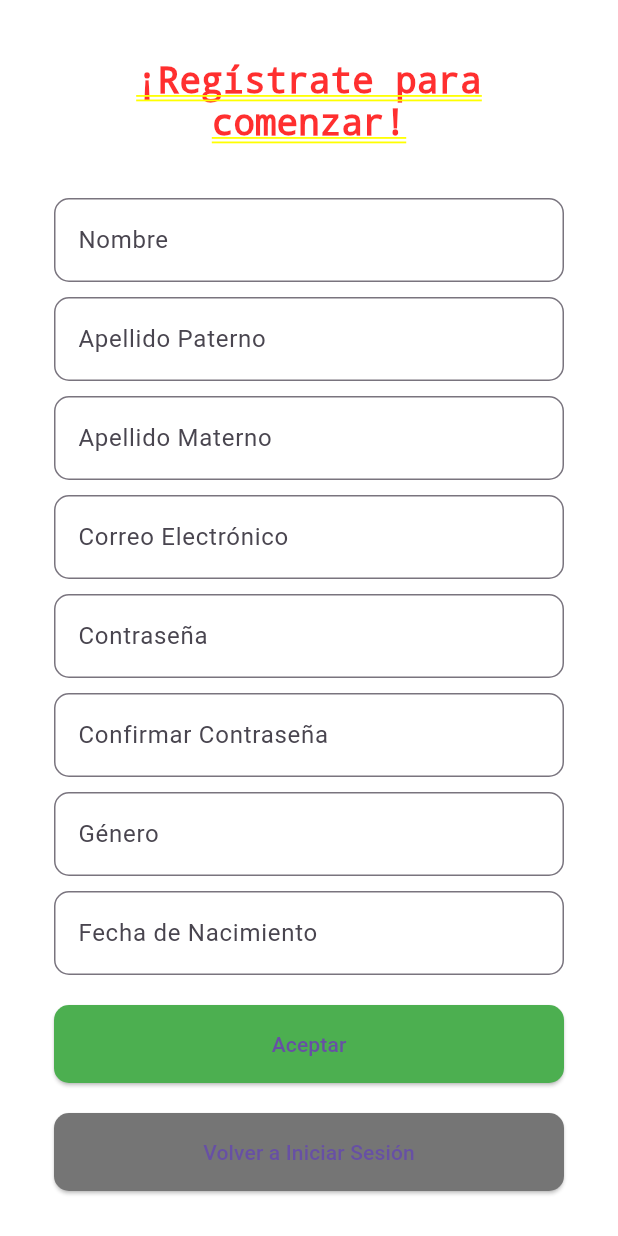
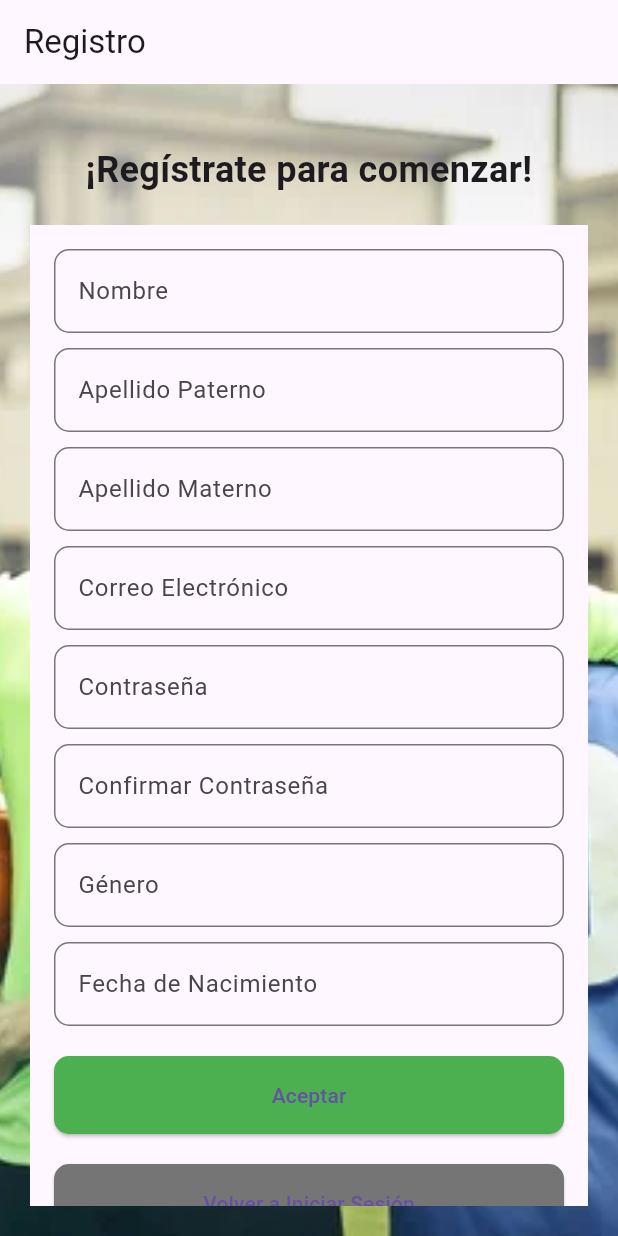
Before and after one commit to AdriD-12/Proyecto_Moviles-P2024, a Flutter app: the screen it shows after launch, after a tap on "¿Eres nuevo? ¡Regístrate aquí!", on a phone screen of 412 x 824 dp. Run offline on Flutter 3.47's test engine with Material 3 defaults, Android fonts, the phone set to English and light mode, and no system bars; our stand-ins replace fl_chart, flutter_dotenv, shared_preferences; network calls fail.

Commit message:
Refactor finished

```diff
--- a/lib/src/components/declaration_component.dart
+++ b/lib/src/components/declaration_component.dart
@@ -1,5 +1,5 @@
 import 'package:flutter/material.dart';
-import 'package:proyecto/src/components/register_component.dart';
+import 'package:proyecto/src/pages/register.dart';
 
 class DeclarationComponent extends StatelessWidget {
   @override
@@ -41,8 +41,7 @@ class DeclarationComponent extends StatelessWidget {
                   // Navegar a la p�gina de registro
                   Navigator.push(
                     context,
-                    MaterialPageRoute(
-                        builder: (context) => RegisterComponent()),
+                    MaterialPageRoute(builder: (context) => RegisterPage()),
                   );
                 },
                 child: Text('Aceptar'),
--- a/lib/src/components/lateral_menu_component.dart
+++ b/lib/src/components/drawer_row.dart
@@ -1,10 +1,9 @@
 import 'package:flutter/material.dart';
 
-class LateralMenuComponent extends StatelessWidget {
+class DrawerRow extends StatelessWidget {
   final String placeholder;
   final VoidCallback onTap; // Define un VoidCallback onTap
-  const LateralMenuComponent(
-      {Key? key, required this.placeholder, required this.onTap})
+  const DrawerRow({Key? key, required this.placeholder, required this.onTap})
       : super(key: key);
   @override
   Widget build(BuildContext context) {
--- a/lib/src/components/login_component.dart
+++ b/lib/src/components/login_component.dart
@@ -1,9 +1,9 @@
 import 'dart:convert';
 import 'package:flutter/material.dart';
 import 'package:http/http.dart' as http;
-import 'package:proyecto/src/components/dashboard_component.dart';
-import 'package:proyecto/src/components/register_component.dart';
+import 'package:proyecto/src/pages/dashboard.dart';
 import 'package:proyecto/src/pages/declaration.dart';
+import 'package:proyecto/src/pages/register.dart';
 import 'package:shared_preferences/shared_preferences.dart';
 import 'package:flutter_dotenv/flutter_dotenv.dart';
 
@@ -103,8 +103,7 @@ class LoginComponent extends StatelessWidget {
                 onPressed: () {
                   Navigator.push(
                     context,
-                    MaterialPageRoute(
-                        builder: (context) => RegisterComponent()),
+                    MaterialPageRoute(builder: (context) => RegisterPage()),
                   );
                 },
                 child: Text(
@@ -152,7 +151,7 @@ class LoginComponent extends StatelessWidget {
         Navigator.push(
           context,
           MaterialPageRoute(
-            builder: (context) => DashboardComponent(title: 'HOME'),
+            builder: (context) => DashboardPage(),
           ),
         );
       } else if (response.statusCode == 400) {
--- a/lib/src/components/register_component.dart
+++ b/lib/src/components/register_component.dart
@@ -1,10 +1,32 @@
 import 'package:flutter/material.dart';
-import 'package:proyecto/src/components/login_component.dart';
 import 'package:proyecto/src/pages/declaration.dart';
+import 'package:proyecto/src/pages/login.dart';
 
 class RegisterComponent extends StatelessWidget {
   @override
   Widget build(BuildContext context) {
+    return Scaffold(
+      body: Stack(
+        children: [
+          _buildBackground(),
+          _buildContent(context),
+        ],
+      ),
+    );
+  }
+
+  Widget _buildBackground() {
+    return Container(
+      decoration: BoxDecoration(
+        image: DecorationImage(
+          image: AssetImage('resources/fondo.png'),
+          fit: BoxFit.cover,
+        ),
+      ),
+    );
+  }
+
+  Widget _buildContent(BuildContext context) {
     return Padding(
       padding: EdgeInsets.all(20.0),
       child: Column(
@@ -50,7 +72,7 @@ class _RegisterFormState extends State<RegisterForm> {
       print('Información almacenada');
       Navigator.push(
         context,
-        MaterialPageRoute(builder: (context) => LoginComponent()),
+        MaterialPageRoute(builder: (context) => LoginPage()),
       );
       ScaffoldMessenger.of(context).showSnackBar(
         SnackBar(
@@ -63,7 +85,8 @@ class _RegisterFormState extends State<RegisterForm> {
 
   @override
   Widget build(BuildContext context) {
-    return Form(
+    return Material(
+      child: Form(
         key: _formKey,
         child: ListView(
           padding: EdgeInsets.all(16.0),
@@ -194,7 +217,7 @@ class _RegisterFormState extends State<RegisterForm> {
                 // Navegar a la pantalla de inicio de sesión
                 Navigator.push(
                   context,
-                MaterialPageRoute(builder: (context) => LoginComponent()),
+                  MaterialPageRoute(builder: (context) => LoginPage()),
                 );
               },
               child: Text('Volver a Iniciar Sesión'),
@@ -223,6 +246,7 @@ class _RegisterFormState extends State<RegisterForm> {
             ),
           ],
         ),
+      ),
     );
   }
 }
--- a/lib/src/pages/privacy.dart
+++ b/lib/src/pages/privacy.dart
@@ -10,6 +10,9 @@ class PrivacyPage extends StatelessWidget {
   Widget build(BuildContext context) {
     return MaterialApp(
       home: Scaffold(
+        appBar: AppBar(
+          title: Text('Privacy Policy'),
+        ),
         body: PrivacyComponent(),
       ),
     );
```
Also changed, not shown: lib/src/components/dashboard_component.dart (+19 -54 lines), lib/src/components/drawer_component.dart (added, +57 -0 lines), lib/src/components/match/player.dart (+1 -6 lines), lib/src/components/match/spectator.dart (+1 -12 lines), lib/src/components/privacy_component.dart (+21 -12 lines), lib/src/pages/dashboard.dart (+11 -11 lines), lib/src/pages/match_player.dart (+12 -6 lines), lib/src/pages/match_spectator.dart (+8 -1 lines). Lines whose indentation alone changed are shown as unchanged.
